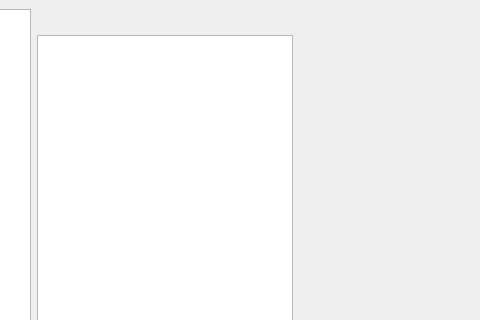
The window that gui/mainWindow.ui (bpittman/pydnd) describes before a commit, drawn with Qt 5; both pictures show x 320 to 800 and y 0 to 320 of the 800 by 600 pixel window.
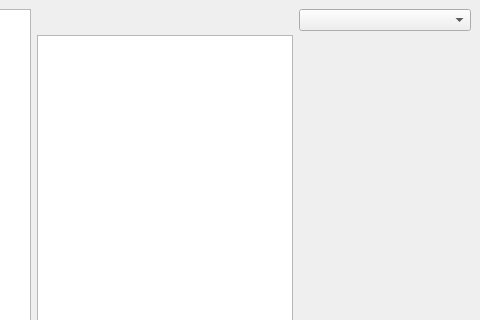
The same window after the commit.

Commit message: Add a weapon combobox

What changed in the file:
```diff
--- a/gui/mainWindow.ui
+++ b/gui/mainWindow.ui
@@ -15,19 +15,6 @@
   </property>
   <widget class="QWidget" name="centralwidget">
    <layout class="QGridLayout" name="gridLayout">
-    <item row="4" column="3">
-     <spacer name="horizontalSpacer">
-      <property name="orientation">
-       <enum>Qt::Horizontal</enum>
-      </property>
-      <property name="sizeHint" stdset="0">
-       <size>
-        <width>40</width>
-        <height>20</height>
-       </size>
-      </property>
-     </spacer>
-    </item>
     <item row="0" column="1" rowspan="5">
      <widget class="QListWidget" name="powersList">
       <property name="sizePolicy">
@@ -160,6 +147,33 @@
       </item>
      </layout>
     </item>
+    <item row="0" column="3" rowspan="5">
+     <layout class="QVBoxLayout" name="verticalLayout_2">
+      <item>
+       <widget class="QComboBox" name="weaponCombo">
+        <property name="sizePolicy">
+         <sizepolicy hsizetype="MinimumExpanding" vsizetype="Fixed">
+          <horstretch>0</horstretch>
+          <verstretch>0</verstretch>
+         </sizepolicy>
+        </property>
+       </widget>
+      </item>
+      <item>
+       <spacer name="verticalSpacer_2">
+        <property name="orientation">
+         <enum>Qt::Vertical</enum>
+        </property>
+        <property name="sizeHint" stdset="0">
+         <size>
+          <width>20</width>
+          <height>40</height>
+         </size>
+        </property>
+       </spacer>
+      </item>
+     </layout>
+    </item>
    </layout>
   </widget>
   <widget class="QMenuBar" name="menubar">
```
Left out of the diff: 2 changed lines with no effect on the pictures. The commit also changes 4 other files.
